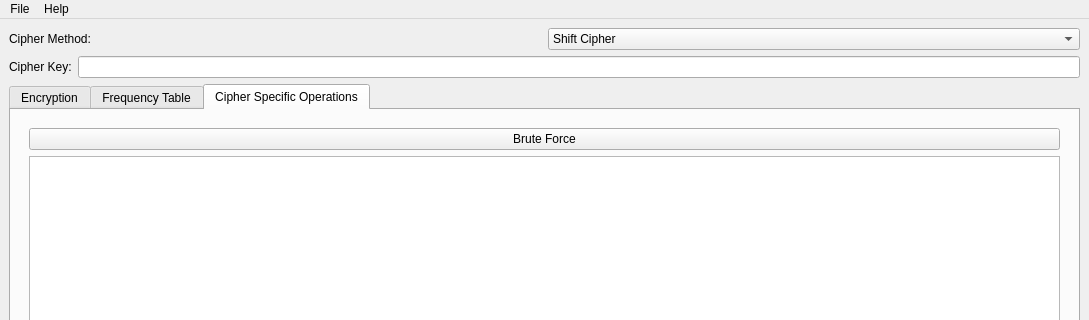
Qt form apps/forms/math_crypto.ui (petliukh/cryptography) before a commit; both pictures show x 0 to 1089 and y 0 to 320 of the 1089 by 708 pixel window.
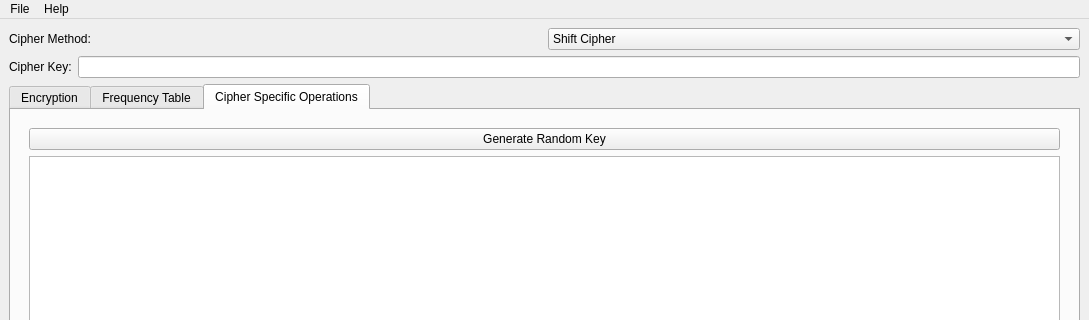
The same form after that commit. The open tabs and pages were chosen to show the change.

Commit message:
Fix Knapsack cipher implementation
Use BigInt class to implement the Knapsack based cipher

What changed in the file:
```diff
--- a/apps/forms/math_crypto.ui
+++ b/apps/forms/math_crypto.ui
@@ -365,6 +365,20 @@
             </item>
            </layout>
           </widget>
+          <widget class="QWidget" name="page_3">
+           <layout class="QGridLayout" name="gridLayout_9">
+            <item row="0" column="0">
+             <widget class="QPushButton" name="knapsack_genkey_btn">
+              <property name="text">
+               <string>Generate Random Key</string>
+              </property>
+             </widget>
+            </item>
+            <item row="1" column="0">
+             <widget class="QPlainTextEdit" name="knapsack_keyview_tedit"/>
+            </item>
+           </layout>
+          </widget>
          </widget>
         </item>
        </layout>
```
Left out of the diff: 5 changed lines with no effect on the pictures. The commit also changes 17 other files.
